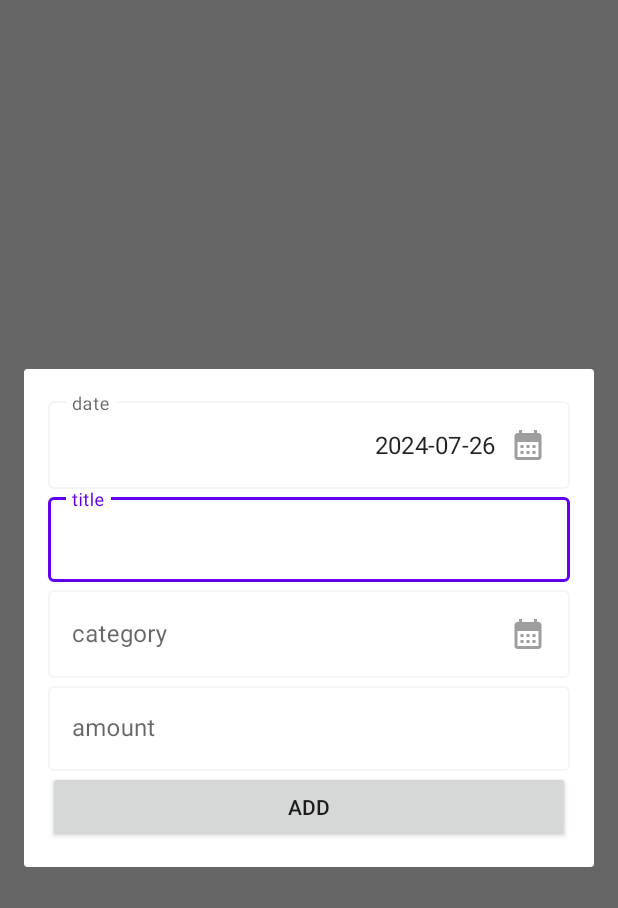
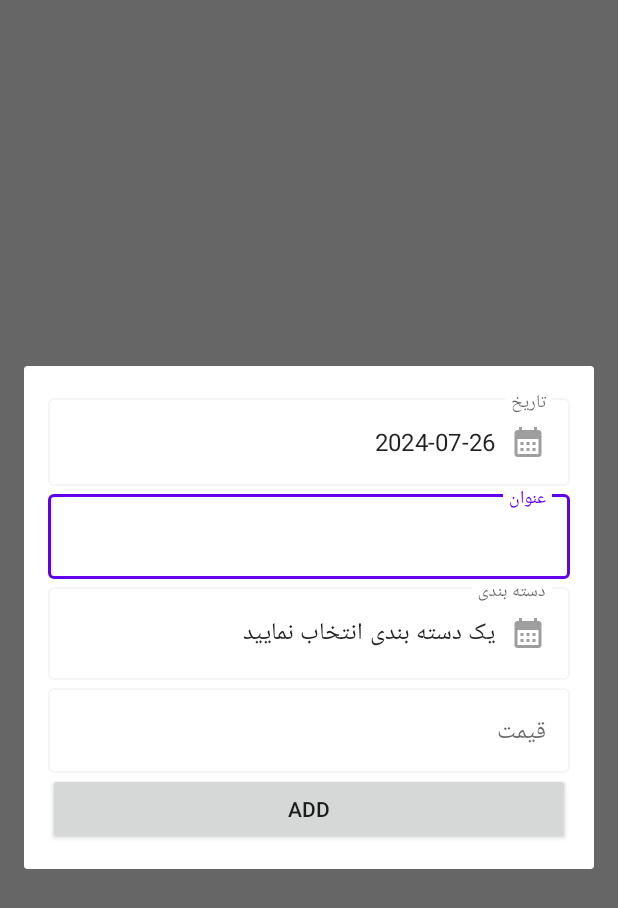
Before and after one commit to aliakbar-ghasemi/AndroidBillingApp, an Android app: the fragment AddExpenseDialog shown on its own in the app's theme, after a tap on "ADD", on a phone screen of 412 x 824 dp. Shown: the top 908 px of the screen. Run offline under Robolectric (Android 15) with nearby library versions, the phone set to English and light mode, and no system bars; our stand-ins replace Room's generated code, data binding.

Commit message:
update add expense dialog

```diff
--- a/app/build.gradle
+++ b/app/build.gradle
@@ -48,7 +48,9 @@ dependencies {
     implementation 'androidx.vectordrawable:vectordrawable:1.1.0'
 
     //lifecycle
+    implementation 'androidx.lifecycle:lifecycle-livedata:2.6.1'
     implementation 'androidx.lifecycle:lifecycle-livedata-ktx:2.6.1'
+    implementation 'androidx.lifecycle:lifecycle-viewmodel:2.6.1'
     implementation 'androidx.lifecycle:lifecycle-viewmodel-ktx:2.6.1'
 
     //navigation
--- a/app/src/main/java/com/aghasemi/billing/data/local/db/AppDatabase.kt
+++ b/app/src/main/java/com/aghasemi/billing/data/local/db/AppDatabase.kt
@@ -13,7 +13,7 @@ import kotlinx.coroutines.launch
 
 @Database(
     entities = [Category::class, Expense::class],
-    version = 1
+    version = 2
 )
 abstract class AppDatabase : RoomDatabase() {
 
--- a/app/src/main/java/com/aghasemi/billing/data/local/db/CategoryDao.kt
+++ b/app/src/main/java/com/aghasemi/billing/data/local/db/CategoryDao.kt
@@ -4,11 +4,12 @@ import androidx.lifecycle.LiveData
 import androidx.room.Dao
 import androidx.room.Query
 import com.aghasemi.billing.model.Category
+import kotlinx.coroutines.flow.Flow
 
 @Dao
 interface CategoryDao : BaseDao<Category> {
     @Query("SELECT * FROM category")
-    fun getAll(): LiveData<List<Category>>
+    suspend fun getAllSuspend(): List<Category>
 
     @Query("SELECT * FROM category where type=:type")
     fun getAllWithType(type: String): LiveData<List<Category>>
--- a/app/src/main/java/com/aghasemi/billing/data/repository/category/CategoryLocalDataSource.kt
+++ b/app/src/main/java/com/aghasemi/billing/data/repository/category/CategoryLocalDataSource.kt
@@ -5,6 +5,7 @@ import androidx.lifecycle.LiveData
 import com.aghasemi.billing.data.local.db.AppDatabase
 import com.aghasemi.billing.data.local.db.CategoryDao
 import com.aghasemi.billing.model.Category
+import kotlinx.coroutines.flow.Flow
 
 class CategoryLocalDataSource(application: Application) {
 
@@ -15,9 +16,13 @@ class CategoryLocalDataSource(application: Application) {
         categoryDao = db.categoryDao()
     }
 
-    fun getCategoryList(categoryType: String): LiveData<List<Category>> {
+    fun getCategoryListWithType(categoryType: String): LiveData<List<Category>> {
         //read from db
         return categoryDao.getAllWithType(categoryType)
+    }
+
+    suspend fun getAllSuspend(): List<Category> {
+        return categoryDao.getAllSuspend()
     }
 
     fun insertCategory(category: Category){
--- a/app/src/main/java/com/aghasemi/billing/data/repository/category/CategoryRepository.kt
+++ b/app/src/main/java/com/aghasemi/billing/data/repository/category/CategoryRepository.kt
@@ -2,8 +2,8 @@ package com.aghasemi.billing.data.repository.category
 
 import android.app.Application
 import androidx.lifecycle.LiveData
-import com.aghasemi.billing.data.repository.category.CategoryLocalDataSource
 import com.aghasemi.billing.model.Category
+import kotlinx.coroutines.flow.Flow
 
 class CategoryRepository(application: Application) {
     private val categoryLocalDataSource : CategoryLocalDataSource
@@ -12,11 +12,15 @@ class CategoryRepository(application: Application) {
         categoryLocalDataSource = CategoryLocalDataSource(application)
     }
 
-    fun getCategoryList(categoryType: String): LiveData<List<Category>> {
-        return categoryLocalDataSource.getCategoryList(categoryType)
+    fun getCategoryListWithType(categoryType: String): LiveData<List<Category>> {
+        return categoryLocalDataSource.getCategoryListWithType(categoryType)
     }
 
     fun insertCategory(category: Category){
         return categoryLocalDataSource.insertCategory(category)
     }
+
+    suspend fun getAllSuspendCategories(): List<Category> {
+        return categoryLocalDataSource.getAllSuspend()
+    }
 }
--- a/app/src/main/java/com/aghasemi/billing/model/Expense.kt
+++ b/app/src/main/java/com/aghasemi/billing/model/Expense.kt
@@ -14,11 +14,11 @@ import androidx.room.PrimaryKey
         )
     ]
 )
-class Expense(
+data class Expense(
     @PrimaryKey(autoGenerate = true)
     val id: Int = 0,
     var title: String,
-    var categoryId: Int,
+    var categoryId: Int?,
     var amount: String,
     var date: String
 )
--- a/app/src/main/java/com/aghasemi/billing/ui/category/categories/CategoriesViewModel.kt
+++ b/app/src/main/java/com/aghasemi/billing/ui/category/categories/CategoriesViewModel.kt
@@ -17,7 +17,7 @@ class CategoriesViewModel(application: Application) : AndroidViewModel(applicati
     }
 
     fun getCategoryList(categoryType: String): LiveData<List<Category>> {
-        return categoryRepository.getCategoryList(categoryType)
+        return categoryRepository.getCategoryListWithType(categoryType)
     }
 
     fun insertCategory(category: Category){
--- a/app/src/main/java/com/aghasemi/billing/ui/dashboard/AddExpenseDialog.kt
+++ b/app/src/main/java/com/aghasemi/billing/ui/dashboard/AddExpenseDialog.kt
@@ -12,15 +12,22 @@ import com.aghasemi.billing.model.Expense
 
 class AddExpenseDialog : DialogFragment() {
     private lateinit var binding: DialogAddExpenseBinding
-    private var callback : Callback? = null
+    private var callback: Callback? = null
 
     override fun onStart() {
         super.onStart()
         dialog?.window?.setLayout(
             ViewGroup.LayoutParams.MATCH_PARENT,
             ViewGroup.LayoutParams.WRAP_CONTENT
-        );
+        )
     }
+
+    /*override fun onCreateDialog(savedInstanceState: Bundle?): Dialog {
+        binding = DialogAddExpenseBinding.inflate(LayoutInflater.from(context))
+        val builder: AlertDialog.Builder = AlertDialog.Builder(context)
+        builder.setView(binding.root)
+        return builder.create();
+    }*/
 
     override fun onCreateView(
         inflater: LayoutInflater,
@@ -28,30 +35,52 @@ class AddExpenseDialog : DialogFragment() {
         savedInstanceState: Bundle?
     ): View {
         binding = DialogAddExpenseBinding.inflate(inflater)
-
-
+        /*val builder: AlertDialog.Builder = AlertDialog.Builder(context)
+        builder.setView(binding.root)*/
         setupUI()
         return binding.root
     }
 
+    override fun onViewCreated(view: View, savedInstanceState: Bundle?) {
+        super.onViewCreated(view, savedInstanceState)
+        setupUI()
+    }
+
     private fun setupUI() {
+
         binding.btnAddExpense.setOnClickListener {
-            val expense: Expense? = binding.expense
-            Log.d("##TAG", "setupUI: expense:"+expense?.date)
-            /*if (title.isNotBlank()) {
-                val expense = Expense(0, title, 1, "0", "")
-                Log.d("##TAG", "setupUI: expense:"+expense)
-                //callback?.addExpense(expense)
-                dismiss()
-            } else {
+            //val expense: Expense? = binding.expense
+            val expense = Expense(
+                title = binding.edtTitle.text.toString(),
+                date = binding.edtdate.text.toString(),
+                amount = binding.edtAmount.text.toString(),
+                categoryId = binding.edtCategory.getCategory()?.id
+            )
+            Log.d("##TAG", "setupUI: expense:" + expense)
+
+            val category = binding.edtCategory.getCategory()
+            Log.d("##AddExpenseDialog", "setupUI: " + category?.title)
+
+            if (expense == null){
                 Toast.makeText(context, "please enter correct info", Toast.LENGTH_SHORT).show()
-            }*/
+                return@setOnClickListener
+            }
+
+            if (expense.title.isEmpty()){
+                Toast.makeText(context, "please enter correct info", Toast.LENGTH_SHORT).show()
+                return@setOnClickListener
+            }
+
+            callback?.addExpense(expense)
+            dismiss()
         }
     }
-    fun setCallback(callback: Callback){
+
+    fun setCallback(callback: Callback) {
         this.callback = callback
     }
-    public interface Callback{
+
+    interface Callback {
         fun addExpense(expense: Expense)
     }
 }
--- a/app/src/main/java/com/aghasemi/billing/ui/dashboard/ExpensesAdapter.kt
+++ b/app/src/main/java/com/aghasemi/billing/ui/dashboard/ExpensesAdapter.kt
@@ -30,7 +30,8 @@ class ExpensesAdapter : RecyclerView.Adapter<ExpensesAdapter.VH>() {
 
     class VH(private var binding: ItemExpenseBinding) : RecyclerView.ViewHolder(binding.root) {
         fun bind(item: Expense) {
-            binding.txtTitle.text = item.title
+            binding.expense = item
+            //binding.txtTitle.text = item.title
         }
 
     }
--- a/app/src/main/java/com/aghasemi/billing/widget/EditTextCategoryPicker.kt
+++ b/app/src/main/java/com/aghasemi/billing/widget/EditTextCategoryPicker.kt
@@ -1,15 +1,26 @@
 package com.aghasemi.billing.widget
 
 import android.content.Context
+import android.content.DialogInterface
 import android.graphics.Rect
 import android.util.AttributeSet
+import android.util.Log
+import android.view.View
+import androidx.appcompat.app.AlertDialog
+import com.aghasemi.billing.App
+import com.aghasemi.billing.R
+import com.aghasemi.billing.data.repository.category.CategoryRepository
+import com.aghasemi.billing.model.Category
 import com.google.android.material.textfield.TextInputEditText
-import java.text.SimpleDateFormat
-import java.util.Calendar
-import java.util.Locale
+import kotlinx.coroutines.CoroutineScope
+import kotlinx.coroutines.Dispatchers
+import kotlinx.coroutines.launch
 
 
 class EditTextCategoryPicker : TextInputEditText {
+
+    private var category : Category? = null
+    private var categoryList = ArrayList<Category>()
 
     constructor(context: Context) : super(context) {
         init()
@@ -28,7 +39,11 @@ class EditTextCategoryPicker : TextInputEditText {
     }
 
     private fun init() {
+        val categoryRepository = App.getInstance()?.let { CategoryRepository(it) }
 
+        CoroutineScope(Dispatchers.Default).launch{
+            categoryRepository?.getAllSuspendCategories()?.let { categoryList.addAll(it) }
+        }
     }
 
     override fun onTextChanged(
@@ -38,9 +53,9 @@ class EditTextCategoryPicker : TextInputEditText {
         lengthAfter: Int
     ) {
         super.onTextChanged(text, start, lengthBefore, lengthAfter)
+
         if (text.isBlank()) {
-
-            //updateDisplay()
+            updateDisplay(context.getString(R.string.pickCategory))
         }
     }
 
@@ -57,15 +72,30 @@ class EditTextCategoryPicker : TextInputEditText {
     }
 
     private fun showCategoryPickerDialog() {
+        Log.d("##edtCategoryPicker", "showCategoryPickerDialog: "+categoryList)
 
+        val b: AlertDialog.Builder = AlertDialog.Builder(context)
+        b.setTitle(context.getString(R.string.pickCategory))
+
+        val types = categoryList.map { item -> item.title }.toTypedArray()
+
+        b.setItems(types) { p0, p1 ->
+            category = categoryList[p1]
+
+            if (category != null){
+                updateDisplay(category!!.title)
+            }
+
+        }
+
+        b.show()
     }
 
+    fun getCategory(): Category? {
+        return category
+    }
 
-
-    private fun updateDisplay(calendar: Calendar?) {
-        val format = "yyyy-MM-dd"
-        val simpleDateFormat = SimpleDateFormat(format, Locale.getDefault())
-        val str = simpleDateFormat.format(calendar!!.time)
-        this.setText(str)
+    private fun updateDisplay(text: CharSequence) {
+        this.setText(text)
     }
 }
--- a/app/src/main/res/layout/dialog_add_expense.xml
+++ b/app/src/main/res/layout/dialog_add_expense.xml
@@ -1,6 +1,7 @@
 <?xml version="1.0" encoding="utf-8"?>
 <layout xmlns:android="http://schemas.android.com/apk/res/android"
-    xmlns:app="http://schemas.android.com/apk/res-auto">
+    xmlns:app="http://schemas.android.com/apk/res-auto"
+    xmlns:tools="http://schemas.android.com/tools">
 
     <data>
 
@@ -23,7 +24,7 @@
             android:layout_height="wrap_content"
             android:clickable="true"
             android:focusable="true"
-            android:hint="date"
+            android:hint="@string/date"
             app:layout_constraintEnd_toEndOf="parent"
             app:layout_constraintStart_toStartOf="parent"
             app:layout_constraintTop_toTopOf="parent"
@@ -45,15 +46,16 @@
             style="@style/CustomTextInputLayoutStyle"
             android:layout_width="match_parent"
             android:layout_height="wrap_content"
-            android:hint="title"
+            android:hint="@string/title"
             app:layout_constraintEnd_toEndOf="parent"
             app:layout_constraintStart_toStartOf="parent"
             app:layout_constraintTop_toBottomOf="@id/date">
 
             <com.google.android.material.textfield.TextInputEditText
+                android:id="@+id/edtTitle"
                 android:layout_width="match_parent"
                 android:layout_height="wrap_content"
-                android:text="@{expense.title}"/>
+                android:text="@={expense.title}"/>
         </com.google.android.material.textfield.TextInputLayout>
 
         <com.google.android.material.textfield.TextInputLayout
@@ -61,7 +63,7 @@
             style="@style/CustomTextInputLayoutStyle"
             android:layout_width="match_parent"
             android:layout_height="wrap_content"
-            android:hint="category"
+            android:hint="@string/category"
             app:layout_constraintEnd_toEndOf="parent"
             app:layout_constraintStart_toStartOf="parent"
             app:layout_constraintTop_toBottomOf="@id/title">
@@ -73,8 +75,7 @@
                 android:drawableStart="@drawable/ic_calendar_month_24"
                 android:drawablePadding="10dp"
                 android:drawableTint="@color/grey_500"
-                android:focusable="false"
-                android:text="@{expense.categoryId}" />
+                android:focusable="false"/>
         </com.google.android.material.textfield.TextInputLayout>
 
         <com.google.android.material.textfield.TextInputLayout
@@ -82,15 +83,17 @@
             style="@style/CustomTextInputLayoutStyle"
             android:layout_width="match_parent"
             android:layout_height="wrap_content"
-            android:hint="amount"
+            android:hint="@string/price"
             app:layout_constraintEnd_toEndOf="parent"
             app:layout_constraintStart_toStartOf="parent"
             app:layout_constraintTop_toBottomOf="@id/category">
 
             <com.google.android.material.textfield.TextInputEditText
+                android:id="@+id/edtAmount"
                 android:layout_width="match_parent"
                 android:layout_height="wrap_content"
-                android:text="@{expense.amount}"/>
+                android:inputType="number"
+                android:text="@={expense.amount}"/>
         </com.google.android.material.textfield.TextInputLayout>
 
         <androidx.appcompat.widget.AppCompatButton
--- a/app/src/main/res/layout/fragment_dashboard.xml
+++ b/app/src/main/res/layout/fragment_dashboard.xml
@@ -15,7 +15,8 @@
         app:layout_constraintEnd_toEndOf="parent"
         app:layout_constraintStart_toStartOf="parent"
         app:layout_constraintTop_toTopOf="parent"
-        app:spanCount="1" />
+        app:spanCount="1"
+        android:padding="8dp"/>
 
     <com.google.android.material.floatingactionbutton.FloatingActionButton
         android:id="@+id/btnAdd"
--- a/app/src/main/res/values/strings.xml
+++ b/app/src/main/res/values/strings.xml
@@ -14,4 +14,9 @@
     <string name="menu_category">دسته بندی</string>
     <string name="income">درآمد</string>
     <string name="outcome">هزینه</string>
+    <string name="pickCategory">یک دسته بندی انتخاب نمایید</string>
+    <string name="price">قیمت</string>
+    <string name="category">دسته بندی</string>
+    <string name="title">عنوان</string>
+    <string name="date">تاریخ</string>
 </resources>
```
Also changed, not shown: app/src/main/res/drawable/rounded_corner_bg.xml (added, +7 -0 lines), app/src/main/res/layout/item_expense.xml (+43 -13 lines).
